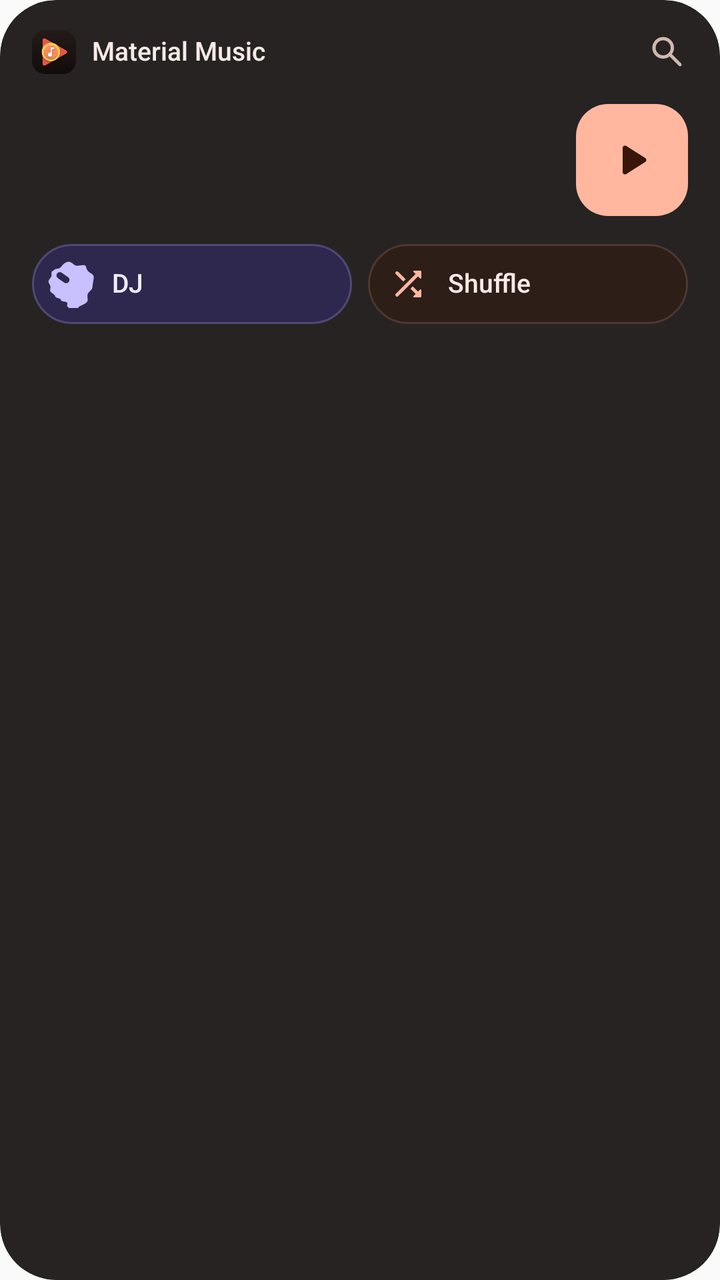
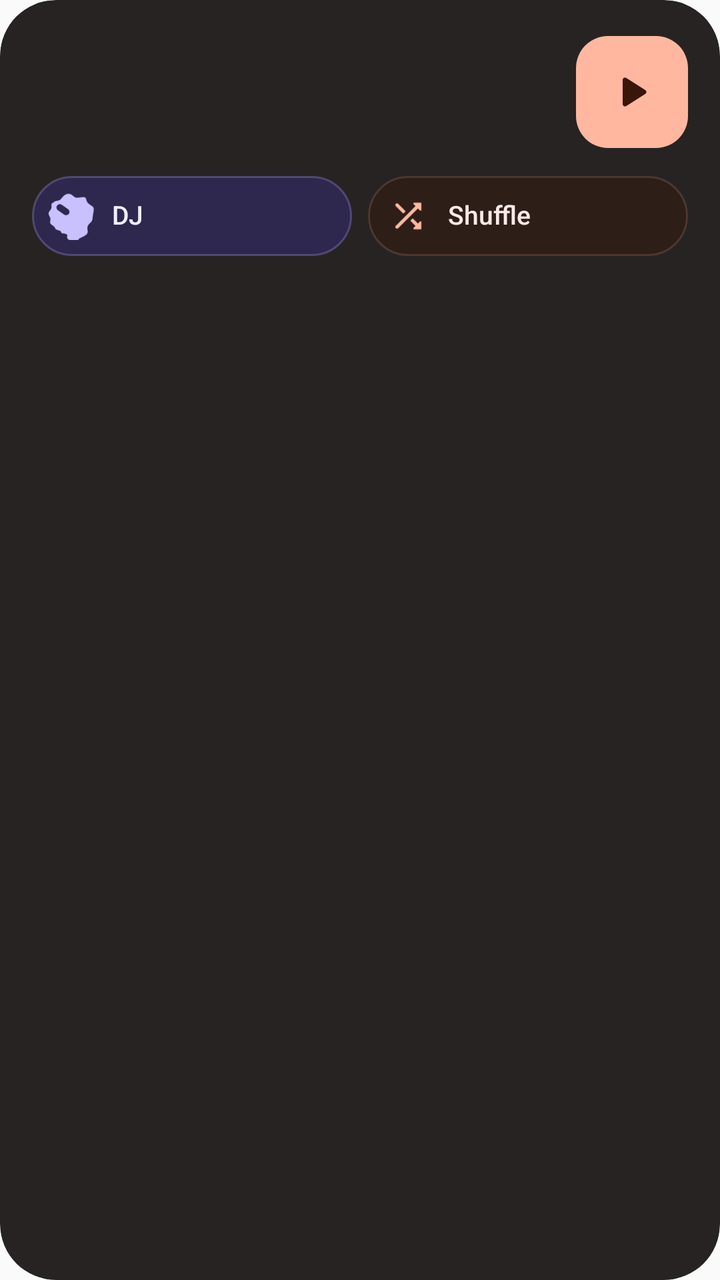

Compare the two renders of this Android layout. The source of the first and the diff that turns it into the second are given below.
<!-- AndroidManifest.xml: application theme AppTheme -->
<!-- res/layout/widget_idle_grid.xml -->
<?xml version="1.0" encoding="utf-8"?>
<FrameLayout xmlns:android="http://schemas.android.com/apk/res/android"
    android:id="@android:id/background"
    android:layout_width="match_parent"
    android:layout_height="match_parent"
    android:background="@drawable/wg_shape"
    android:clipToOutline="true">

    <ImageView
        android:id="@+id/wg_bg"
        android:layout_width="match_parent"
        android:layout_height="match_parent"
        android:importantForAccessibility="no"
        android:scaleType="fitXY" />

    <LinearLayout
        android:layout_width="match_parent"
        android:layout_height="match_parent"
        android:orientation="vertical"
        android:paddingStart="16dp"
        android:paddingTop="14dp"
        android:paddingEnd="16dp"
        android:paddingBottom="16dp">

        
        <LinearLayout
            android:layout_width="match_parent"
            android:layout_height="24dp"
            android:layout_marginEnd="-6dp"
            android:gravity="center_vertical"
            android:orientation="horizontal">

            <ImageView
                android:layout_width="22dp"
                android:layout_height="22dp"
                android:importantForAccessibility="no"
                android:scaleType="fitXY"
                android:src="@drawable/wg_app_icon" />

            <TextView
                style="@style/WgI.Small"
                android:layout_width="0dp"
                android:layout_marginStart="8dp"
                android:layout_weight="1"
                android:text="@string/wg_brand" />

            <FrameLayout
                android:id="@+id/wg_search"
                android:layout_width="32dp"
                android:layout_height="32dp"
                android:background="@drawable/wg_i_round"
                android:contentDescription="@string/wg_search">

                <ImageView
                    android:layout_width="20dp"
                    android:layout_height="20dp"
                    android:layout_gravity="center"
                    android:importantForAccessibility="no"
                    android:src="@drawable/ic_wg_search"
                    android:tint="@color/wg_i_onvar" />
            </FrameLayout>
        </LinearLayout>

        
        <LinearLayout
            android:layout_width="match_parent"
            android:layout_height="64dp"
            android:layout_marginTop="10dp"
            android:gravity="center_vertical"
            android:orientation="horizontal">

            <ImageView
                android:id="@+id/wg_art"
                android:layout_width="64dp"
                android:layout_height="64dp"
                android:importantForAccessibility="no"
                android:scaleType="fitXY" />

            <LinearLayout
                android:layout_width="0dp"
                android:layout_height="wrap_content"
                android:layout_marginStart="12dp"
                android:layout_marginEnd="12dp"
                android:layout_weight="1"
                android:orientation="vertical">

                <TextView
                    android:id="@+id/wg_label"
                    style="@style/WgI.Label" />

                <TextView
                    android:id="@+id/wg_title"
                    style="@style/WgI"
                    android:layout_height="22dp"
                    android:textSize="16dp" />

                <TextView
                    android:id="@+id/wg_sub"
                    style="@style/WgI.Sub" />

                <ImageView
                    android:id="@+id/wg_progress"
                    android:layout_width="match_parent"
                    android:layout_height="3dp"
                    android:layout_marginTop="6dp"
                    android:importantForAccessibility="no"
                    android:scaleType="fitXY" />
            </LinearLayout>

            <FrameLayout
                android:id="@+id/wg_play"
                android:layout_width="56dp"
                android:layout_height="56dp"
                android:background="@drawable/wg_i_play"
                android:contentDescription="@string/wg_resume">

                <ImageView style="@style/WgIPlayIcon" />
            </FrameLayout>
        </LinearLayout>

        
        <LinearLayout
            android:layout_width="match_parent"
            android:layout_height="40dp"
            android:layout_marginTop="10dp"
            android:orientation="horizontal">

            <LinearLayout
                android:id="@+id/wg_dj"
                android:layout_width="0dp"
                android:layout_height="40dp"
                android:layout_weight="1"
                android:background="@drawable/wg_i_chip_dj"
                android:contentDescription="@string/wg_start_dj"
                android:gravity="center_vertical"
                android:orientation="horizontal"
                android:paddingStart="8dp"
                android:paddingEnd="12dp">

                <ImageView
                    android:layout_width="24dp"
                    android:layout_height="24dp"
                    android:importantForAccessibility="no"
                    android:src="@drawable/ic_dj"
                    android:tint="@color/wg_dj_knob" />

                <TextView
                    style="@style/WgI.Small"
                    android:layout_width="0dp"
                    android:layout_marginStart="8dp"
                    android:layout_weight="1"
                    android:text="DJ"
                    android:textColor="@color/wg_dj_fg" />
            </LinearLayout>

            <LinearLayout
                android:id="@+id/wg_mix"
                android:layout_width="0dp"
                android:layout_height="40dp"
                android:layout_marginStart="8dp"
                android:layout_weight="1"
                android:background="@drawable/wg_i_chip"
                android:gravity="center_vertical"
                android:orientation="horizontal"
                android:paddingStart="8dp"
                android:paddingEnd="12dp"
                android:visibility="gone">

                <ImageView
                    android:id="@+id/wg_mix_art"
                    android:layout_width="24dp"
                    android:layout_height="24dp"
                    android:importantForAccessibility="no"
                    android:scaleType="fitXY" />

                <TextView
                    android:id="@+id/wg_mix_title"
                    style="@style/WgI.Small"
                    android:layout_width="0dp"
                    android:layout_marginStart="8dp"
                    android:layout_weight="1" />
            </LinearLayout>

            <LinearLayout
                android:id="@+id/wg_shuffle_all"
                android:layout_width="0dp"
                android:layout_height="40dp"
                android:layout_marginStart="8dp"
                android:layout_weight="1"
                android:background="@drawable/wg_i_chip"
                android:contentDescription="@string/wg_shuffle_library"
                android:gravity="center_vertical"
                android:orientation="horizontal"
                android:paddingStart="8dp"
                android:paddingEnd="12dp">

                <ImageView
                    android:layout_width="24dp"
                    android:layout_height="24dp"
                    android:importantForAccessibility="no"
                    android:padding="2dp"
                    android:src="@drawable/ic_wg_shuffle"
                    android:tint="@color/wg_i_primary" />

                <TextView
                    style="@style/WgI.Small"
                    android:layout_width="0dp"
                    android:layout_marginStart="8dp"
                    android:layout_weight="1"
                    android:text="@string/wg_shuffle" />
            </LinearLayout>
        </LinearLayout>

        
        <LinearLayout
            android:id="@+id/wg_list"
            android:layout_width="match_parent"
            android:layout_height="wrap_content"
            android:layout_marginTop="10dp"
            android:orientation="vertical"
            android:visibility="gone">

            <FrameLayout
                android:layout_width="match_parent"
                android:layout_height="1dp"
                android:background="@color/wg_i_rim2" />

            <LinearLayout
                android:id="@+id/wg_rows"
                android:layout_width="match_parent"
                android:layout_height="wrap_content"
                android:layout_marginStart="-8dp"
                android:layout_marginEnd="-8dp"
                android:orientation="vertical"
                android:paddingTop="4dp" />
        </LinearLayout>
    </LinearLayout>
</FrameLayout>
<!-- resources referenced by this layout -->
<resources>
  <color name="wg_dj_fg">#FFEEEDFB</color>
  <color name="wg_dj_knob">#FFC9C1FF</color>
  <color name="wg_i_onvar">#FFD0B8B0</color>
  <color name="wg_i_primary">#FFFFB7A0</color>
  <color name="wg_i_rim2">#47A57262</color>
  <!-- drawable ic_wg_search (drawable) -->
  <?xml version="1.0" encoding="utf-8"?>
  <vector xmlns:android="http://schemas.android.com/apk/res/android"
      android:width="24dp"
      android:height="24dp"
      android:viewportWidth="960"
      android:viewportHeight="960">
      <group android:translateY="960">
          <path
              android:fillColor="#FFFFFFFF"
              android:pathData="M380,-320Q271,-320 195.5,-395.5Q120,-471 120,-580Q120,-689 195.5,-764.5Q271,-840 380,-840Q489,-840 564.5,-764.5Q640,-689 640,-580Q640,-536 626,-497Q612,-458 588,-428L812,-204Q823,-193 823,-176Q823,-159 812,-148Q801,-137 784,-137Q767,-137 756,-148L532,-372Q502,-348 463,-334Q424,-320 380,-320ZM380,-400Q455,-400 507.5,-452.5Q560,-505 560,-580Q560,-655 507.5,-707.5Q455,-760 380,-760Q305,-760 252.5,-707.5Q200,-655 200,-580Q200,-505 252.5,-452.5Q305,-400 380,-400Z" />
      </group>
  </vector>
  <!-- drawable wg_app_icon: png bitmap (drawable-nodpi, 18548 bytes) -->
  <!-- drawable wg_i_play (drawable) -->
  <?xml version="1.0" encoding="utf-8"?>
  <ripple xmlns:android="http://schemas.android.com/apk/res/android" android:color="#2939160A">
      <item>
          <shape android:shape="rectangle">
              <corners android:radius="16dp" />
              <solid android:color="@color/wg_i_primary" />
          </shape>
      </item>
  </ripple>
  <!-- drawable wg_i_round (drawable) -->
  <?xml version="1.0" encoding="utf-8"?>
  <ripple xmlns:android="http://schemas.android.com/apk/res/android" android:color="#1FF8EBE7">
      <item android:id="@android:id/mask">
          <shape android:shape="oval">
              <solid android:color="#FFFFFFFF" />
          </shape>
      </item>
  </ripple>
  <!-- drawable wg_shape (drawable) -->
  <?xml version="1.0" encoding="utf-8"?>
  <shape xmlns:android="http://schemas.android.com/apk/res/android" android:shape="rectangle">
      <corners android:radius="@dimen/wg_radius" />
      <solid android:color="@color/wg_glass" />
  </shape>
  <string name="wg_brand">Material Music</string>
  <string name="wg_resume">Resume</string>
  <string name="wg_search">Search</string>
  <string name="wg_shuffle">Shuffle</string>
  <string name="wg_shuffle_library">Shuffle library</string>
  <string name="wg_start_dj">Start the DJ</string>
  <style name="WgI.Label">
          <item name="android:layout_height">16dp</item>
          <item name="android:textSize">11dp</item>
          <item name="android:letterSpacing">0.04</item>
          <item name="android:textColor">@color/wg_i_primary</item>
      </style>
  <style name="WgI.Small">
          <item name="android:textSize">13dp</item>
      </style>
  <style name="WgI.Sub">
          <item name="android:layout_height">16dp</item>
          <item name="android:fontFamily">sans-serif</item>
          <item name="android:textSize">12dp</item>
          <item name="android:textColor">@color/wg_i_onvar</item>
      </style>
  <style name="AppTheme" parent="Theme.AppCompat.Light.DarkActionBar">
          
          <item name="colorPrimary">@color/colorPrimary</item>
          <item name="colorPrimaryDark">@color/colorPrimaryDark</item>
          <item name="colorAccent">@color/colorAccent</item>
      </style>
  <color name="wg_i_high">#B8301C15</color>
  <color name="wg_dj_bg">#FF2E274E</color>
  <color name="wg_dj_rim">#737F75B8</color>
  <dimen name="wg_radius">28dp</dimen>
  <color name="wg_glass">#EB141110</color>
  <color name="wg_i_on">#FFF8EBE7</color>
  <color name="wg_i_onprimary">#FF39160A</color>
  <!-- unchanged entries left out for length: 7 -->
</resources>

<!-- the commit's change to res/layout/widget_idle_grid.xml (unified diff, before → after) -->
@@ -14,6 +14,7 @@
         android:scaleType="fitXY" />
 
     <LinearLayout
+        android:id="@+id/wg_col"
         android:layout_width="match_parent"
         android:layout_height="match_parent"
         android:orientation="vertical"
@@ -25,47 +26,7 @@
         
         <LinearLayout
             android:layout_width="match_parent"
-            android:layout_height="24dp"
-            android:layout_marginEnd="-6dp"
-            android:gravity="center_vertical"
-            android:orientation="horizontal">
-
-            <ImageView
-                android:layout_width="22dp"
-                android:layout_height="22dp"
-                android:importantForAccessibility="no"
-                android:scaleType="fitXY"
-                android:src="@drawable/wg_app_icon" />
-
-            <TextView
-                style="@style/WgI.Small"
-                android:layout_width="0dp"
-                android:layout_marginStart="8dp"
-                android:layout_weight="1"
-                android:text="@string/wg_brand" />
-
-            <FrameLayout
-                android:id="@+id/wg_search"
-                android:layout_width="32dp"
-                android:layout_height="32dp"
-                android:background="@drawable/wg_i_round"
-                android:contentDescription="@string/wg_search">
-
-                <ImageView
-                    android:layout_width="20dp"
-                    android:layout_height="20dp"
-                    android:layout_gravity="center"
-                    android:importantForAccessibility="no"
-                    android:src="@drawable/ic_wg_search"
-                    android:tint="@color/wg_i_onvar" />
-            </FrameLayout>
-        </LinearLayout>
-
-        
-        <LinearLayout
-            android:layout_width="match_parent"
             android:layout_height="64dp"
-            android:layout_marginTop="10dp"
             android:gravity="center_vertical"
             android:orientation="horizontal">
 
<!-- resource entries referenced after the edit -->
@@ -5,20 +5,6 @@
   <color name="wg_i_onvar">#FFD0B8B0</color>
   <color name="wg_i_primary">#FFFFB7A0</color>
   <color name="wg_i_rim2">#47A57262</color>
-  <!-- drawable ic_wg_search (drawable) -->
-  <?xml version="1.0" encoding="utf-8"?>
-  <vector xmlns:android="http://schemas.android.com/apk/res/android"
-      android:width="24dp"
-      android:height="24dp"
-      android:viewportWidth="960"
-      android:viewportHeight="960">
-      <group android:translateY="960">
-          <path
-              android:fillColor="#FFFFFFFF"
-              android:pathData="M380,-320Q271,-320 195.5,-395.5Q120,-471 120,-580Q120,-689 195.5,-764.5Q271,-840 380,-840Q489,-840 564.5,-764.5Q640,-689 640,-580Q640,-536 626,-497Q612,-458 588,-428L812,-204Q823,-193 823,-176Q823,-159 812,-148Q801,-137 784,-137Q767,-137 756,-148L532,-372Q502,-348 463,-334Q424,-320 380,-320ZM380,-400Q455,-400 507.5,-452.5Q560,-505 560,-580Q560,-655 507.5,-707.5Q455,-760 380,-760Q305,-760 252.5,-707.5Q200,-655 200,-580Q200,-505 252.5,-452.5Q305,-400 380,-400Z" />
-      </group>
-  </vector>
-  <!-- drawable wg_app_icon: png bitmap (drawable-nodpi, 18548 bytes) -->
   <!-- drawable wg_i_play (drawable) -->
   <?xml version="1.0" encoding="utf-8"?>
   <ripple xmlns:android="http://schemas.android.com/apk/res/android" android:color="#2939160A">
@@ -29,24 +15,13 @@
           </shape>
       </item>
   </ripple>
-  <!-- drawable wg_i_round (drawable) -->
-  <?xml version="1.0" encoding="utf-8"?>
-  <ripple xmlns:android="http://schemas.android.com/apk/res/android" android:color="#1FF8EBE7">
-      <item android:id="@android:id/mask">
-          <shape android:shape="oval">
-              <solid android:color="#FFFFFFFF" />
-          </shape>
-      </item>
-  </ripple>
   <!-- drawable wg_shape (drawable) -->
   <?xml version="1.0" encoding="utf-8"?>
   <shape xmlns:android="http://schemas.android.com/apk/res/android" android:shape="rectangle">
       <corners android:radius="@dimen/wg_radius" />
       <solid android:color="@color/wg_glass" />
   </shape>
-  <string name="wg_brand">Material Music</string>
   <string name="wg_resume">Resume</string>
-  <string name="wg_search">Search</string>
   <string name="wg_shuffle">Shuffle</string>
   <string name="wg_shuffle_library">Shuffle library</string>
   <string name="wg_start_dj">Start the DJ</string>
